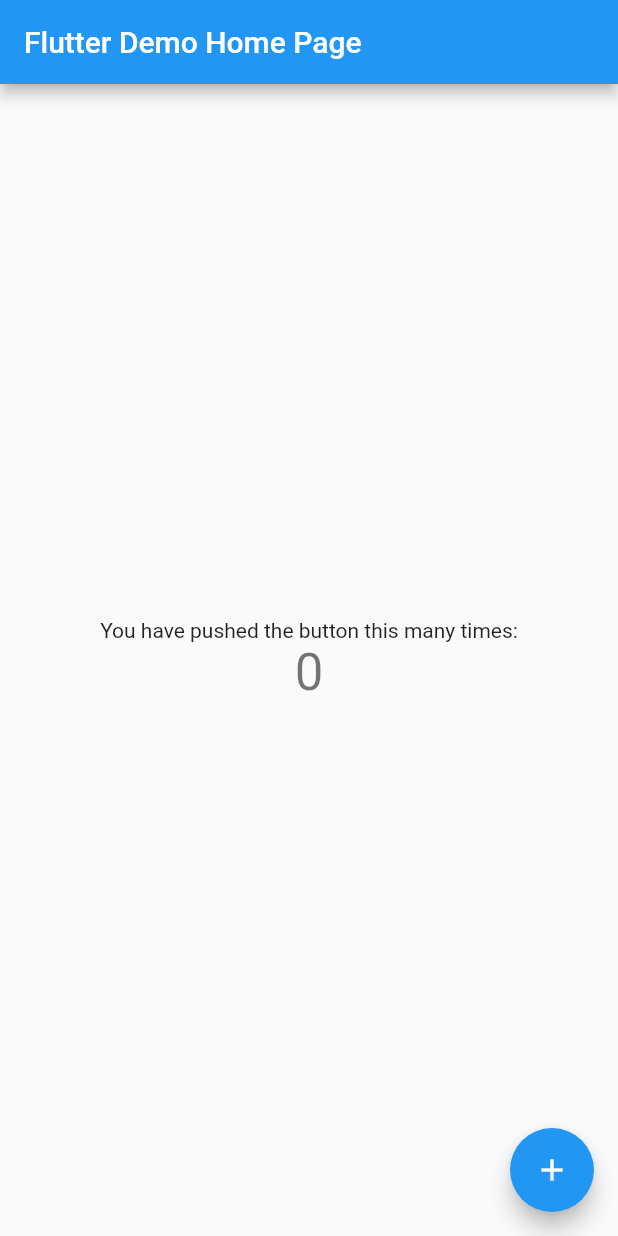
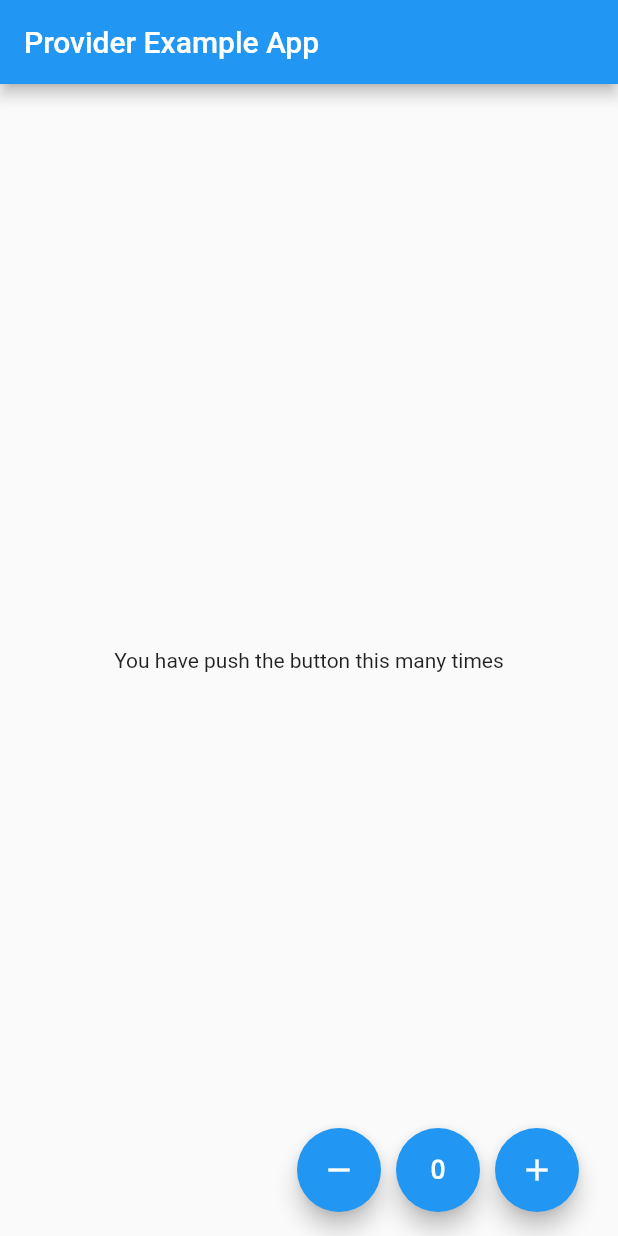
Before and after one commit to muhyasin89/YoutubeFlutterTestCase, a Flutter app: the screen it shows after launch, on a phone screen of 412 x 824 dp. Run offline on Flutter 3.47's test engine with Material 2 defaults, Android fonts, the phone set to English and light mode, and no system bars.

Commit message:
[Provider]add provider test

```diff
--- a/lib/main.dart
+++ b/lib/main.dart
@@ -1,4 +1,5 @@
 import 'package:flutter/material.dart';
+import './screen/home_screen.dart';
 
 void main() {
   runApp(const MyApp());
@@ -11,21 +12,11 @@
   @override
   Widget build(BuildContext context) {
     return MaterialApp(
-      title: 'Flutter Demo',
-      theme: ThemeData(
-        // This is the theme of your application.
-        //
-        // Try running your application with "flutter run". You'll see the
-        // application has a blue toolbar. Then, without quitting the app, try
-        // changing the primarySwatch below to Colors.green and then invoke
-        // "hot reload" (press "r" in the console where you ran "flutter run",
-        // or simply save your changes to "hot reload" in a Flutter IDE).
-        // Notice that the counter didn't reset back to zero; the application
-        // is not restarted.
-        primarySwatch: Colors.blue,
-      ),
-      home: const MyHomePage(title: 'Flutter Demo Home Page'),
-    );
+        title: 'Flutter Demo',
+        theme: ThemeData(
+          primarySwatch: Colors.blue,
+        ),
+        home: MyHomeScreen());
   }
 }
 
@@ -52,23 +43,12 @@
 
   void _incrementCounter() {
     setState(() {
-      // This call to setState tells the Flutter framework that something has
-      // changed in this State, which causes it to rerun the build method below
-      // so that the display can reflect the updated values. If we changed
-      // _counter without calling setState(), then the build method would not be
-      // called again, and so nothing would appear to happen.
       _counter++;
     });
   }
 
   @override
   Widget build(BuildContext context) {
-    // This method is rerun every time setState is called, for instance as done
-    // by the _incrementCounter method above.
-    //
-    // The Flutter framework has been optimized to make rerunning build methods
-    // fast, so that you can just rebuild anything that needs updating rather
-    // than having to individually change instances of widgets.
     return Scaffold(
       appBar: AppBar(
         // Here we take the value from the MyHomePage object that was created by
--- /dev/null
+++ b/lib/screen/home_screen.dart
@@ -0,0 +1,53 @@
+import 'package:flutter/material.dart';
+
+class MyHomeScreen extends StatelessWidget {
+  @override
+  Widget build(BuildContext context) {
+    return Scaffold(
+      appBar: AppBar(
+        title: Text('Provider Example App'),
+      ),
+      body: Center(
+        child: Column(
+          mainAxisSize: MainAxisSize.min,
+          mainAxisAlignment: MainAxisAlignment.center,
+          children: [
+            Text("You have push the button this many times"),
+          ],
+        ),
+      ),
+      floatingActionButton: Row(
+        mainAxisAlignment: MainAxisAlignment.end,
+        children: [
+          FloatingActionButton(
+            onPressed: () => {},
+            key: Key('decrement_floatingActionButton'),
+            tooltip: 'Decrement',
+            child: Icon(Icons.remove),
+          ),
+          SizedBox(
+            width: 10,
+          ),
+          FloatingActionButton(
+            onPressed: () => {},
+            key: Key('reset_floatingActionButton'),
+            tooltip: 'Reset',
+            child: Icon(Icons.exposure_zero),
+          ),
+          SizedBox(
+            width: 10,
+          ),
+          FloatingActionButton(
+            onPressed: () => {},
+            key: Key('increment_floatingActionButton'),
+            tooltip: 'Increment',
+            child: Icon(Icons.add),
+          ),
+          SizedBox(
+            width: 10,
+          )
+        ],
+      ),
+    );
+  }
+}
```
Also changed, not shown: pubspec.lock, 1 other file.
